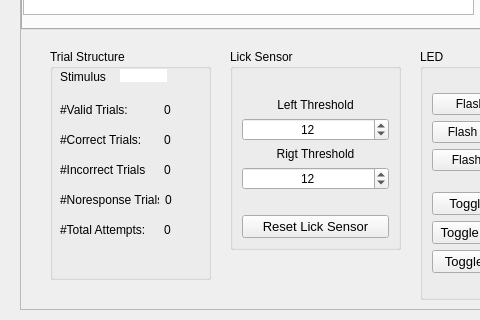
Before: the Qt Designer form protocols/random_dot_motion/core/gui/rdk_rig.ui in vaibrainium/NeuRPi, drawn with Qt 5; both pictures show x 0 to 480 and y 551 to 871 of the 1060 by 871 pixel window.
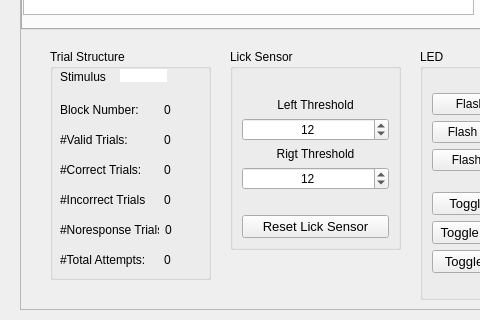
After: the same form once the commit is applied. Custom widgets are drawn as their Qt base class.

Commit message: chore: gui will display block number

What changed in the file:
```diff
--- a/protocols/random_dot_motion/core/gui/rdk_rig.ui
+++ b/protocols/random_dot_motion/core/gui/rdk_rig.ui
@@ -44,7 +44,7 @@
      <property name="geometry">
       <rect>
        <x>10</x>
-       <y>50</y>
+       <y>80</y>
        <width>111</width>
        <height>21</height>
       </rect>
@@ -76,7 +76,7 @@
      <property name="geometry">
       <rect>
        <x>10</x>
-       <y>80</y>
+       <y>110</y>
        <width>111</width>
        <height>21</height>
       </rect>
@@ -108,7 +108,7 @@
      <property name="geometry">
       <rect>
        <x>10</x>
-       <y>110</y>
+       <y>140</y>
        <width>111</width>
        <height>21</height>
       </rect>
@@ -140,7 +140,7 @@
      <property name="geometry">
       <rect>
        <x>10</x>
-       <y>140</y>
+       <y>170</y>
        <width>112</width>
        <height>21</height>
       </rect>
@@ -210,7 +210,7 @@
      <property name="geometry">
       <rect>
        <x>10</x>
-       <y>170</y>
+       <y>200</y>
        <width>111</width>
        <height>21</height>
       </rect>
@@ -238,6 +238,38 @@
       </item>
      </layout>
     </widget>
+    <widget class="QWidget" name="layoutWidget_62">
+     <property name="geometry">
+      <rect>
+       <x>10</x>
+       <y>50</y>
+       <width>111</width>
+       <height>21</height>
+      </rect>
+     </property>
+     <layout class="QHBoxLayout" name="horizontalLayout_75">
+      <item>
+       <widget class="QLabel" name="label_142">
+        <property name="sizePolicy">
+         <sizepolicy hsizetype="Expanding" vsizetype="Expanding">
+          <horstretch>0</horstretch>
+          <verstretch>0</verstretch>
+         </sizepolicy>
+        </property>
+        <property name="text">
+         <string>Block Number:</string>
+        </property>
+       </widget>
+      </item>
+      <item>
+       <widget class="QLabel" name="block_number">
+        <property name="text">
+         <string>0</string>
+        </property>
+       </widget>
+      </item>
+     </layout>
+    </widget>
    </widget>
    <widget class="QGroupBox" name="RewardBox">
     <property name="geometry">
```
The commit also changes 1 other file.
